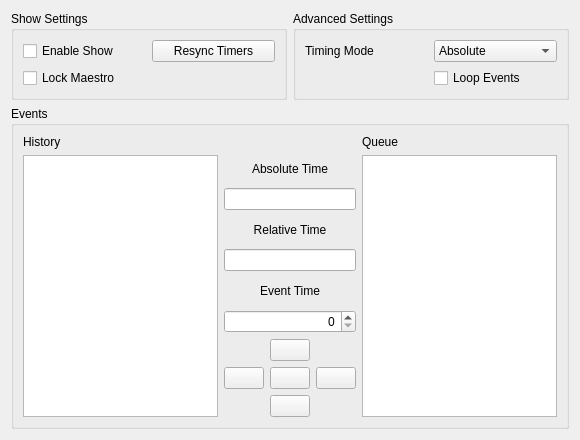
Old version of the form src/widget/showcontrolwidget.ui in the repository 8bitbuddhist/PixelMaestro-Studio.
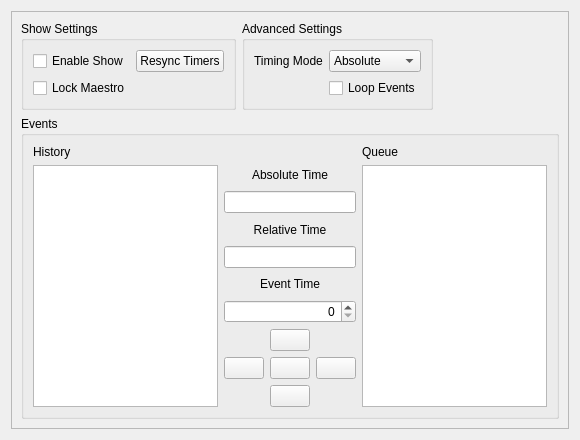
New version of the form. Icons and pictures are not drawn.

What changed in the file:
```diff
--- a/src/widget/showcontrolwidget.ui
+++ b/src/widget/showcontrolwidget.ui
@@ -15,31 +15,26 @@
   </property>
   <layout class="QGridLayout" name="showLayout">
    <item row="0" column="0">
+    <widget class="QScrollArea" name="scrollArea">
+     <property name="widgetResizable">
+      <bool>true</bool>
+     </property>
+     <widget class="QWidget" name="scrollAreaWidgetContents">
+      <property name="geometry">
+       <rect>
+        <x>0</x>
+        <y>0</y>
+        <width>546</width>
+        <height>440</height>
+       </rect>
+      </property>
+      <layout class="QGridLayout" name="gridLayout">
+       <item row="0" column="1" alignment="Qt::AlignLeft|Qt::AlignTop">
     <widget class="QGroupBox" name="settingsGroupBox">
      <property name="title">
       <string>Show Settings</string>
      </property>
      <layout class="QGridLayout" name="gridLayout_18">
-      <item row="1" column="0">
-       <widget class="QCheckBox" name="lockMaestroCheckBox">
-        <property name="toolTip">
-         <string>If enabled, actions will no longer update the Maestro but will still be listed in the Event History</string>
-        </property>
-        <property name="text">
-         <string>Lock Maestro</string>
-        </property>
-       </widget>
-      </item>
-      <item row="0" column="0">
-       <widget class="QCheckBox" name="enableCheckBox">
-        <property name="toolTip">
-         <string>Enables support for queuing actions</string>
-        </property>
-        <property name="text">
-         <string>Enable Show</string>
-        </property>
-       </widget>
-      </item>
       <item row="0" column="1">
        <widget class="QPushButton" name="resyncMaestroButton">
         <property name="toolTip">
@@ -50,68 +45,30 @@
         </property>
        </widget>
       </item>
-     </layout>
-    </widget>
-   </item>
-   <item row="0" column="1">
-    <widget class="QGroupBox" name="advancedSettingsGroupBox">
-     <property name="title">
-      <string>Advanced Settings</string>
-     </property>
-     <layout class="QGridLayout" name="gridLayout_16">
-      <item row="1" column="1">
-       <widget class="QCheckBox" name="loopCheckBox">
-        <property name="toolTip">
-         <string>Repeats the Show after the last Event (Relative timing only)</string>
-        </property>
-        <property name="text">
-         <string>Loop Events</string>
-        </property>
-       </widget>
-      </item>
       <item row="0" column="0">
-       <widget class="QLabel" name="timingModeLabel">
-        <property name="sizePolicy">
-         <sizepolicy hsizetype="Minimum" vsizetype="Preferred">
-          <horstretch>0</horstretch>
-          <verstretch>0</verstretch>
-         </sizepolicy>
+           <widget class="QCheckBox" name="enableCheckBox">
+            <property name="toolTip">
+             <string>Enables support for queuing actions</string>
         </property>
         <property name="text">
-         <string>Timing Mode</string>
-        </property>
-        <property name="alignment">
-         <set>Qt::AlignLeading|Qt::AlignLeft|Qt::AlignVCenter</set>
+             <string>Enable Show</string>
         </property>
        </widget>
       </item>
-      <item row="0" column="1">
-       <widget class="QComboBox" name="timingModeComboBox">
-        <property name="sizePolicy">
-         <sizepolicy hsizetype="Minimum" vsizetype="Fixed">
-          <horstretch>0</horstretch>
-          <verstretch>0</verstretch>
-         </sizepolicy>
-        </property>
+          <item row="1" column="0">
+           <widget class="QCheckBox" name="lockMaestroCheckBox">
         <property name="toolTip">
-         <string>Sets the timing method. Absolute tracks from the current time, while Relative tracks from the last Event time</string>
-        </property>
-        <item>
+             <string>If enabled, actions will no longer update the Maestro but will still be listed in the Event History</string>
+            </property>
          <property name="text">
-          <string>Absolute</string>
-         </property>
-        </item>
-        <item>
-         <property name="text">
-          <string>Relative</string>
-         </property>
-        </item>
+             <string>Lock Maestro</string>
+            </property>
        </widget>
       </item>
      </layout>
     </widget>
    </item>
-   <item row="1" column="0" colspan="2">
+       <item row="1" column="1" colspan="4">
     <widget class="QGroupBox" name="eventsGroupBox">
      <property name="title">
       <string>Events</string>
@@ -381,6 +338,81 @@
        </widget>
       </item>
      </layout>
+        </widget>
+       </item>
+       <item row="0" column="2">
+        <widget class="QGroupBox" name="advancedSettingsGroupBox">
+         <property name="title">
+          <string>Advanced Settings</string>
+         </property>
+         <layout class="QGridLayout" name="gridLayout_16">
+          <item row="1" column="1">
+           <widget class="QCheckBox" name="loopCheckBox">
+            <property name="toolTip">
+             <string>Repeats the Show after the last Event (Relative timing only)</string>
+            </property>
+            <property name="text">
+             <string>Loop Events</string>
+            </property>
+           </widget>
+          </item>
+          <item row="0" column="0">
+           <widget class="QLabel" name="timingModeLabel">
+            <property name="sizePolicy">
+             <sizepolicy hsizetype="Minimum" vsizetype="Preferred">
+              <horstretch>0</horstretch>
+              <verstretch>0</verstretch>
+             </sizepolicy>
+            </property>
+            <property name="text">
+             <string>Timing Mode</string>
+            </property>
+            <property name="alignment">
+             <set>Qt::AlignLeading|Qt::AlignLeft|Qt::AlignVCenter</set>
+            </property>
+           </widget>
+          </item>
+          <item row="0" column="1">
+           <widget class="QComboBox" name="timingModeComboBox">
+            <property name="sizePolicy">
+             <sizepolicy hsizetype="Minimum" vsizetype="Fixed">
+              <horstretch>0</horstretch>
+              <verstretch>0</verstretch>
+             </sizepolicy>
+            </property>
+            <property name="toolTip">
+             <string>Sets the timing method. Absolute tracks from the current time, while Relative tracks from the last Event time</string>
+            </property>
+            <item>
+             <property name="text">
+              <string>Absolute</string>
+             </property>
+            </item>
+            <item>
+             <property name="text">
+              <string>Relative</string>
+             </property>
+            </item>
+           </widget>
+          </item>
+         </layout>
+        </widget>
+       </item>
+       <item row="0" column="3">
+        <spacer name="horizontalSpacer">
+         <property name="orientation">
+          <enum>Qt::Horizontal</enum>
+         </property>
+         <property name="sizeHint" stdset="0">
+          <size>
+           <width>40</width>
+           <height>20</height>
+          </size>
+         </property>
+        </spacer>
+       </item>
+      </layout>
+     </widget>
     </widget>
    </item>
   </layout>
```
Lines whose indentation alone changed are shown as unchanged.
